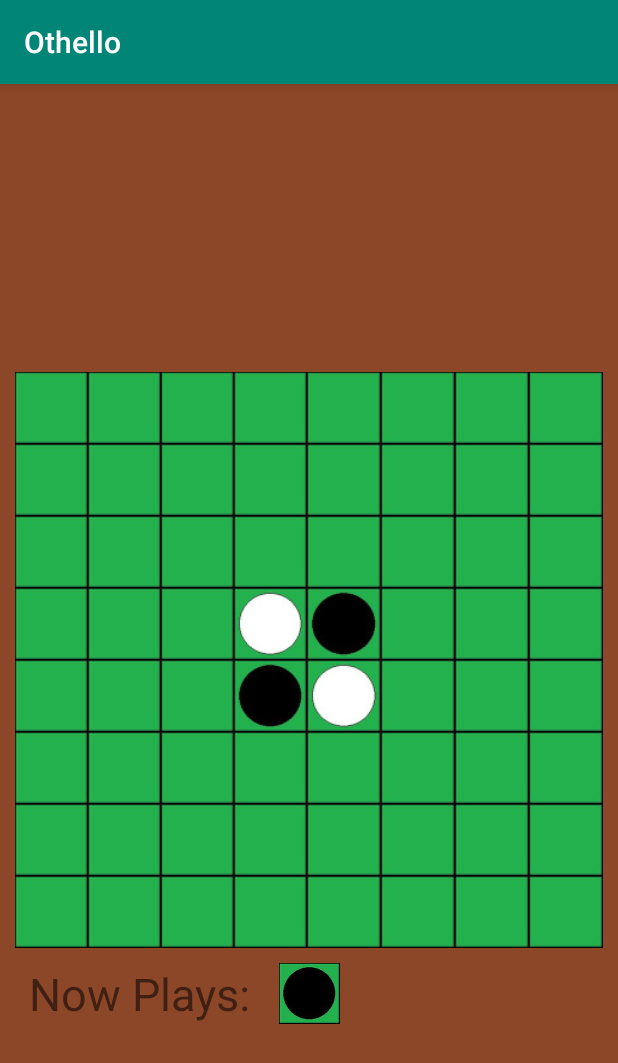
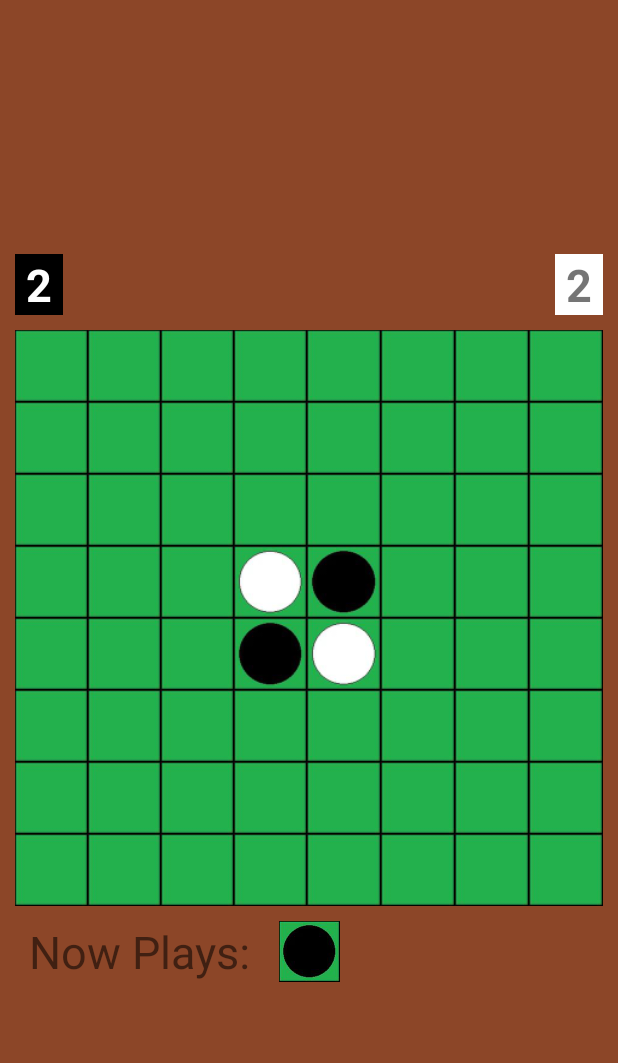
Before and after one commit to mipapadakis/othello, an Android app: the BoardActivity screen opened directly, with no data from a screen before it, after a tap on "Tile", on a phone screen of 412 x 824 dp. Shown: the top 1063 px of the screen. Run offline under Robolectric (Android 15) with nearby library versions, the phone set to English and light mode, and no system bars.

Commit message:
Check if able to move

```diff
--- a/app/src/main/java/com/example/othello/BoardActivity.java
+++ b/app/src/main/java/com/example/othello/BoardActivity.java
@@ -5,6 +5,7 @@ import android.support.v7.app.AppCompatActivity;
 import android.os.Bundle;
 import android.view.View;
 import android.widget.ImageView;
+import android.widget.TextView;
 import android.widget.Toast;
 
 public class BoardActivity extends AppCompatActivity {
@@ -13,18 +14,27 @@ public class BoardActivity extends AppCompatActivity {
     protected static final int MODE_ONLINE=1;
     protected static final int MODE_TWO_USERS=2;
     private ImageView nowPlaysIV;
+    private TextView[] countTV;
     protected Toast toast;
     protected Tile[][] board;
     protected static boolean turnBlack;
     protected static int gameMode;
+    private int twoInARow; //Checks if both players have no available move => when (twoInARow==2), game ends.
 
     @Override
     protected void onCreate(Bundle savedInstanceState) {
         super.onCreate(savedInstanceState);
         setContentView(R.layout.board_layout);
+        if(getSupportActionBar()!=null)
+            getSupportActionBar().hide(); //Hide ActionBar
+        twoInARow=0;
         turnBlack = true; // First turn plays black
         gameMode = MODE_TWO_USERS; // By default: two users
         nowPlaysIV = findViewById(R.id.nowPlaysIV);
+
+        countTV = new TextView[2];
+        countTV[0] = findViewById(R.id.countBlackTV);
+        countTV[1] = findViewById(R.id.countWhiteTV);
 
         Intent intent = getIntent();
         if(intent.hasExtra(KEY_MODE)) {
@@ -53,6 +63,8 @@ public class BoardActivity extends AppCompatActivity {
         board[3][4].setColor(Tile.BLACK);
         board[4][3].setColor(Tile.BLACK);
         board[4][4].setColor(Tile.WHITE);
+        updateCounts();
+
         addClickListeners();
     }
 
@@ -71,64 +83,19 @@ public class BoardActivity extends AppCompatActivity {
                         @Override
                         public void onClick(View v) {
                             boolean valid;
-                            if(turnBlack)
+                            if (turnBlack)
                                 valid = Tile.flipTiles(tile, Tile.BLACK);
                             else
                                 valid = Tile.flipTiles(tile, Tile.WHITE);
 
-                            if(valid)
+                            if (valid) {
                                 setTurnBlack(!turnBlack);
-                            else
-                                showToast(getResources().getString(R.string.invalid));
-                        }
-                    });
-                }
-                else if(gameMode==MODE_ONLINE){
-                    showToast("Online PvP not Implemented yet");
-                    boolean valid;
-                    if(turnBlack)
-                        valid = Tile.flipTiles(tile, Tile.BLACK);
-                    else
-                        valid = Tile.flipTiles(tile, Tile.WHITE);
+                                updateCounts();
+                                if(!ableToMove()){
+                                    //TODO: Game Over dialog
+                                }
 
-                    if(valid)
-                        setTurnBlack(!turnBlack);
-                    else
-                        showToast(getResources().getString(R.string.invalid));
-                }
-                else{
-                    showToast("Player vs. AI not Implemented yet");
-                    boolean valid;
-                    if(turnBlack)
-                        valid = Tile.flipTiles(tile, Tile.BLACK);
-                    else
-                        valid = Tile.flipTiles(tile, Tile.WHITE);
-
-                    if(valid)
-                        setTurnBlack(!turnBlack);
-                    else
-                        showToast(getResources().getString(R.string.invalid));
-                }
-            }
-        }
-
-        /*
-        for(int i=0; i<8; i++){
-            for(int j=0; j<8; j++){
-                justClicked = board[i][j];
-                if(gameMode==MODE_TWO_USERS){
-                    justClicked.getButton().setOnClickListener(new View.OnClickListener() {
-                        @Override
-                        public void onClick(View v) {
-                            boolean valid;
-                            if(turnBlack)
-                                valid = justClicked.flipTiles(justClicked, Tile.BLACK);
-                            else
-                                valid = justClicked.flipTiles(justClicked, Tile.WHITE);
-
-                            if(valid)
-                                setTurnBlack(!turnBlack);
-                            else
+                            } else
                                 showToast(getResources().getString(R.string.invalid));
                         }
                     });
@@ -139,23 +106,87 @@ public class BoardActivity extends AppCompatActivity {
                 else{
                     showToast("Player vs. AI not Implemented yet");
                 }
-
             }
         }
-        /*
-        for(int i=0; i<8; i++){
-            for(int j=0; j<8; j++){
-                board[i][j].setOnClickListener(getApplicationContext(), gameMode);
-            }
-        }*/
     }
 
+    private boolean ableToMove(){
+        int ableToMove = Tile.ableToMove(board, getCurrentColor());
+
+        if(ableToMove==Tile.CAN_PLAY) {
+            twoInARow=0;
+            return true;
+        }
+        else if(ableToMove==Tile.CANT_PLAY){
+            twoInARow++;
+            if(twoInARow==2) {
+                showToast(getResources().getString(R.string.no_moves));
+                return false;
+            }
+            if(getCurrentColor()==Tile.BLACK) {
+                //Black has no available move. White plays again.
+                showToast(String.format(getResources().getString(R.string.cant_play), getResources().getString(R.string.black), getResources().getString(R.string.white)));
+            }
+            else{
+                //White has no available move. Black plays again.
+                showToast(String.format(getResources().getString(R.string.cant_play), getResources().getString(R.string.black), getResources().getString(R.string.white)));
+            }
+            setTurnBlack(!turnBlack);
+        }
+        else{ // ableToMove == Tile.BOARD_FULL
+            int[] c = countTiles();
+            if(c[Tile.BLACK]>c[Tile.WHITE]) {
+                showToast("Game Over. Black wins!");
+            }
+            else if(c[Tile.BLACK]<c[Tile.WHITE]){
+                showToast("Game Over. White wins!");
+            }
+            else{
+                showToast("Game Over. It's a tie!");
+            }
+        }
+        return false;
+    }
+
+    // int[0] = int[Tile.BLACK] = countTV of black tiles
+    // int[1] = int[Tile.WHITE] = countTV of white tiles
+    // int[2] = int[Tile.GREEN] = countTV of green tiles
+    private int[] countTiles(){
+        int[] count = new int[3];
+        for(Tile[] row : board){
+            for(final Tile tile: row){
+                if(tile.isBlack())
+                    count[Tile.BLACK]++;
+                else if(tile.isWhite())
+                    count[Tile.WHITE]++;
+                else
+                    count[Tile.GREEN]++;
+            }
+        }
+        return count;
+    }
+
+    //Show how many tiles of each color exist on the board.
+    private void updateCounts(){
+        int[] c = countTiles();
+        countTV[Tile.BLACK].setText(String.format(getResources().getString(R.string.count),c[Tile.BLACK]));
+        countTV[Tile.WHITE].setText(String.format(getResources().getString(R.string.count),c[Tile.WHITE]));
+    }
+
+    private int getCurrentColor(){
+        if(turnBlack)
+            return Tile.BLACK;
+        else
+            return Tile.WHITE;
+    }
     private void setTurnBlack(boolean b){
         turnBlack=b;
-        if(turnBlack)
+        if(turnBlack) {
             nowPlaysIV.setImageResource(R.drawable.black);
-        else
+        }
+        else {
             nowPlaysIV.setImageResource(R.drawable.white);
+        }
     }
 
     private void initialiseButtons(){
--- a/app/src/main/java/com/example/othello/InfoActivity.java
+++ b/app/src/main/java/com/example/othello/InfoActivity.java
@@ -19,7 +19,8 @@ public class InfoActivity extends AppCompatActivity {
     protected void onCreate(Bundle savedInstanceState){
         super.onCreate(savedInstanceState);
         setContentView(R.layout.info_layout);
-        getSupportActionBar().hide(); //Hide ActionBar
+        if(getSupportActionBar()!=null)
+            getSupportActionBar().hide(); //Hide ActionBar
         title = findViewById(R.id.info_titleTv);
         text = findViewById(R.id.info_textTv);
         text.setMovementMethod(new ScrollingMovementMethod());
--- a/app/src/main/java/com/example/othello/Tile.java
+++ b/app/src/main/java/com/example/othello/Tile.java
@@ -7,9 +7,12 @@ import android.widget.Button;
 import android.widget.Toast;
 
 class Tile{
-    private static final int GREEN = 65280;
-    static final int WHITE = 16777215;
-    static final int BLACK = 0;
+    static final int BLACK = 0; //Don't change the value!
+    static final int WHITE = 1; //Don't change the value!
+    static final int GREEN = 2; //Don't change the value!
+    static final int CANT_PLAY = 100;
+    static final int CAN_PLAY = 101;
+    static final int BOARD_FULL = 102;
     private Button button;
     private int color;
     private  Tile[] neighbor; //neighbor[0] is the tile above this board. Move in a clockwise rotation to find the rest (explained in detail in method setNeighbors).
@@ -32,11 +35,11 @@ class Tile{
         this.color = color;
     }
     private int getColor(){ return color; }
+    public boolean isEmpty(){ return color==GREEN; }
+    boolean isWhite(){ return color==WHITE; }
+    boolean isBlack(){ return color==BLACK; }
+
     /*
-    public boolean isEmpty(){ return color==GREEN; }
-    public boolean isWhite(){ return color==WHITE; }
-    public boolean isBlack(){ return color==BLACK; }
-
     public Tile getN(){  return neighbor[0]; }
     public Tile getNE(){ return neighbor[1]; }
     public Tile getE(){  return neighbor[2]; }
@@ -137,6 +140,29 @@ class Tile{
             neighbor[7]=board[row-1][col-1];
     }
 
+    //Return CANT_PLAY if the player with <color> tiles has no valid move to play.
+    //Return BOARD_FULL if the board is full.
+    //Return CAN_PLAY otherwise
+    static int ableToMove(Tile[][] board, int color){
+        boolean full=true;
+        for(int i=0; i<8; i++){
+            for(int j=0; j<8; j++){
+                if(board[i][j].isEmpty()) {
+                    if(full)
+                        full = false;
+                    //check if a tile can be played on this i,j position:
+                    for (int direction = 0; direction < 8; direction++) {
+                        if (flipAllowed(board[i][j], color, direction))
+                            return CAN_PLAY;
+                    }
+                }
+            }
+        }
+        if(full)
+            return BOARD_FULL;
+        return CANT_PLAY;
+    }
+
     //Called when a player makes a move. Returns false if the move is invalid. Else, returns true and flips the appropriate tiles of the board.
     static boolean flipTiles(Tile t, int color){
         Tile examineTile=t;
@@ -144,6 +170,8 @@ class Tile{
 
         if(t.color!=GREEN)
             return false;
+
+        //check
         for(int direction=0; direction<8; direction++){
             if(flipAllowed(t, color, direction)){
                 if(!flag)
@@ -175,7 +203,7 @@ class Tile{
         else
             return false;
 
-        if(examineTile==null || examineTile.getColor()!=oppositeColor)
+        if(!t.isEmpty() || examineTile==null || examineTile.getColor()!=oppositeColor)
             return false;
 
         do{
--- a/app/src/main/res/layout/board_layout.xml
+++ b/app/src/main/res/layout/board_layout.xml
@@ -795,4 +795,33 @@
         app:layout_constraintTop_toBottomOf="@+id/tableLayout"
         tools:text="@string/now_plays" />
 
+    <TextView
+        android:id="@+id/countBlackTV"
+        android:layout_width="wrap_content"
+        android:layout_height="wrap_content"
+        android:layout_marginLeft="10dp"
+        android:background="@android:color/black"
+        android:text="@string/empty"
+        android:textColor="@android:color/white"
+        android:textSize="30sp"
+        android:textStyle="bold"
+        app:layout_constraintBottom_toTopOf="@+id/tableLayout"
+        app:layout_constraintEnd_toStartOf="@+id/countWhiteTV"
+        app:layout_constraintHorizontal_bias="0.0"
+        app:layout_constraintStart_toStartOf="parent"
+        app:layout_constraintTop_toTopOf="parent"
+        app:layout_constraintVertical_bias="1.0" />
+
+    <TextView
+        android:id="@+id/countWhiteTV"
+        android:layout_width="wrap_content"
+        android:layout_height="wrap_content"
+        android:layout_marginRight="10dp"
+        android:background="@android:color/white"
+        android:text="@string/empty"
+        android:textSize="30sp"
+        android:textStyle="bold"
+        app:layout_constraintBottom_toTopOf="@+id/tableLayout"
+        app:layout_constraintEnd_toEndOf="parent" />
+
 </android.support.constraint.ConstraintLayout>
--- a/app/src/main/res/values/strings.xml
+++ b/app/src/main/res/values/strings.xml
@@ -1,6 +1,8 @@
 <resources>
     <string name="app_name">Othello</string>
-    <string name="empty"> </string>
+    <string name="empty">\ </string>
+    <string name="black">Black</string>
+    <string name="white">White</string>
 
     <!-- main_layout -->
     <string name="play">Play</string>
@@ -38,6 +40,9 @@
     <string name="tile">Tile</string>
     <string name="now_plays">Now Plays:</string>
     <string name="invalid">Invalid Move!</string>
+    <string name="count">\ %d\ \ </string>
+    <string name="cant_play">%s has no available move. %s plays again.</string>
+    <string name="no_moves">Neither of the players have legal moves.\nGame Over!</string>
 
 </resources>
 
```
